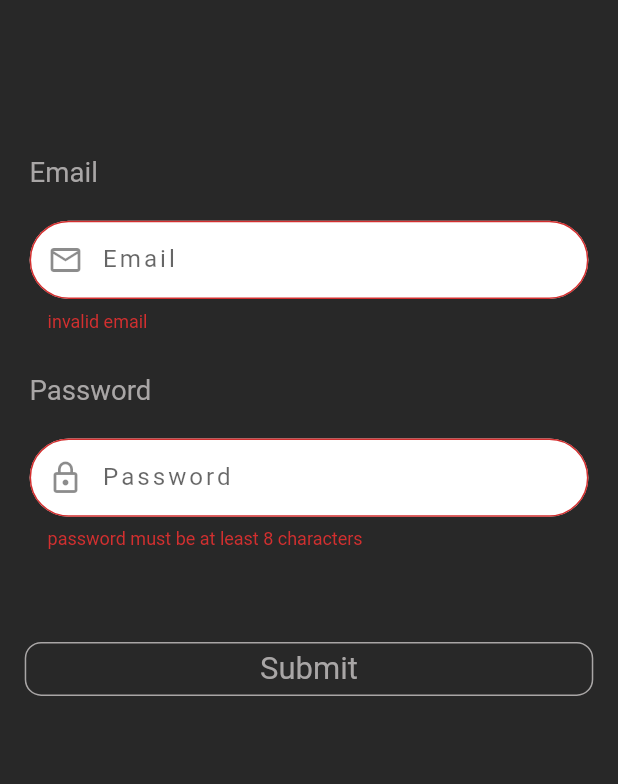
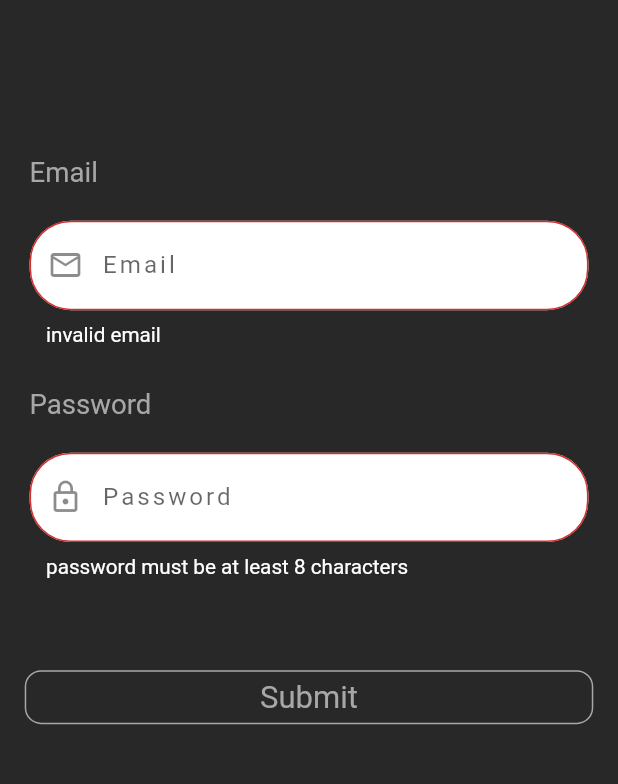
Before and after one commit to AhmedShehatah/news-pulse, a Flutter app: the screen it shows after launch, after a tap on "Submit", on a phone screen of 412 x 824 dp, the part 288-1072 px from its top. Run offline on Flutter 3.47's test engine with Material 2 defaults, Android fonts, the phone set to English and light mode, and no system bars; our stand-ins replace bloc, cached_network_image, dio, flutter_bloc, flutter_screenutil, get and 4 more; Roboto replaces fonts that are missing (Cairo).

Commit message:
fix:TextFormField Shrinking

```diff
--- a/lib/ui/global_widgets/text_field_widget.dart
+++ b/lib/ui/global_widgets/text_field_widget.dart
@@ -2,7 +2,7 @@ import 'package:flutter/material.dart';
 import 'package:news_pulse/core/constants/app_fonts.dart';
 import 'package:news_pulse/core/constants/dimens.dart';
 import 'package:news_pulse/core/di/di_manager.dart';
-import 'package:news_pulse/core/utils/screen_utlis/device_utils.dart';
+//import 'package:news_pulse/core/utils/screen_utlis/device_utils.dart';
 import 'package:news_pulse/core/utils/ui_utlis/vertical_padding.dart';
 import 'package:news_pulse/core/validators/base_validator.dart';
 
@@ -13,7 +13,7 @@ class TextFieldWidget extends StatelessWidget {
     required this.textController,
     required this.label,
     required this.hint,
-    this.heigh = 6,
+    //  this.heigh = 9,
     required this.validators,
     super.key,
   });
@@ -21,7 +21,7 @@ class TextFieldWidget extends StatelessWidget {
   final Icon fieldIcon;
   final String label;
   final String hint;
-  final double heigh;
+//  final double heigh;
   final TextEditingController textController;
   final List<BaseValidator?> validators;
 
@@ -40,6 +40,8 @@ class TextFieldWidget extends StatelessWidget {
           ),
           const VerticalPadding(2.5),
           TextFormField(
+            //maxLines: !isPassword ? 20 : 1,
+            //expands: true,
             controller: textController,
             validator: (value) {
               return BaseValidator.validateValue(
@@ -53,16 +55,23 @@ class TextFieldWidget extends StatelessWidget {
             enableSuggestions: false,
             autocorrect: false,
             decoration: InputDecoration(
+              // errorBorder: InputBorder.none,
+              errorStyle: TextStyle(
+                  fontSize: AppFontSize.fontSize_12,
+                  color: DIManager.findCC().white),
               floatingLabelBehavior: FloatingLabelBehavior.never,
               prefixIcon: fieldIcon,
               filled: true,
-              constraints: BoxConstraints(
-                  minHeight: ScreenHelper.fromHeight(heigh),
-                  maxHeight: ScreenHelper.fromHeight(heigh + 3)),
+              // constraints: BoxConstraints(
+              //     // minHeight: ScreenHelper.fromHeight(heigh),
+              //     // maxHeight: ScreenHelper.fromHeight(heigh + 3),
+              //     ),
               hintText: hint,
               labelText: label,
+              contentPadding: Dimens.textFormFieldPadding,
               fillColor: DIManager.findCC().white,
               border: OutlineInputBorder(
+                // borderSide: BorderSide.none,
                 borderRadius: BorderRadius.circular(Dimens.bigBorderRadius),
               ),
             ),
```
